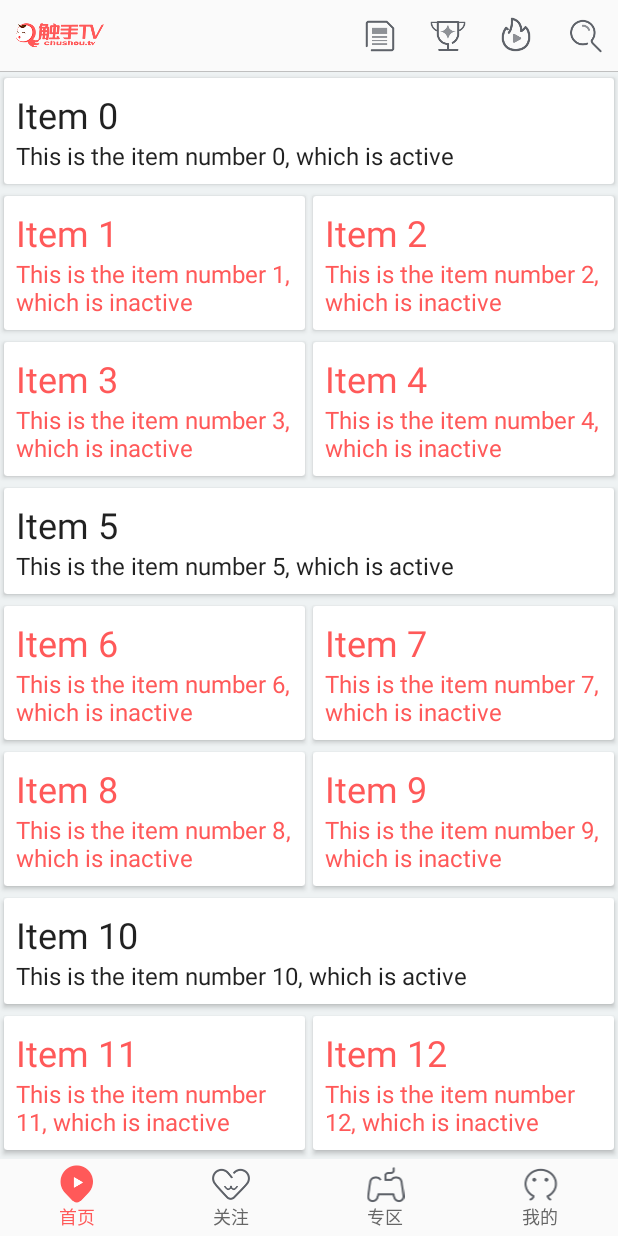
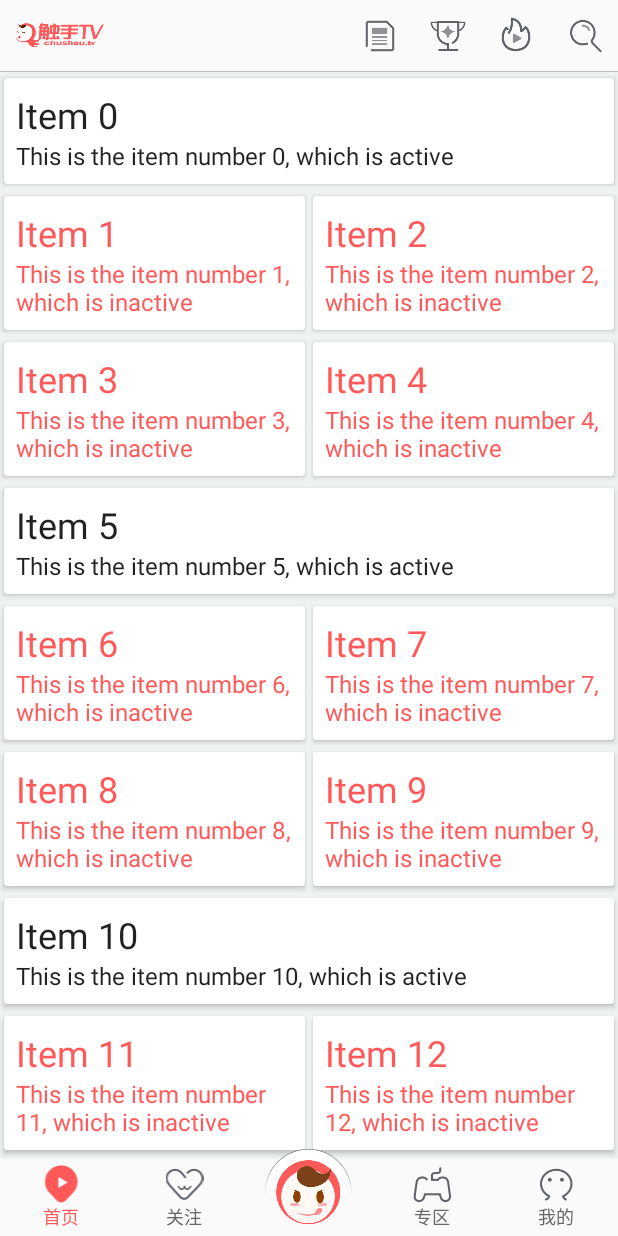
Before and after one commit to lybeat/MagicTab, an Android app: the screen it shows after launch (MainActivity), on a phone screen of 412 x 824 dp. Run offline under Robolectric (Android 15) with nearby library versions, the phone set to English and light mode, and no system bars.

```diff
--- a/sample/src/main/java/com/lybeat/chushoutv/ui/MainActivity.java
+++ b/sample/src/main/java/com/lybeat/chushoutv/ui/MainActivity.java
@@ -4,6 +4,9 @@ import android.os.Bundle;
 import android.support.v4.app.Fragment;
 import android.support.v4.view.ViewPager;
 import android.support.v7.app.AppCompatActivity;
+import android.view.View;
+import android.widget.ImageView;
+import android.widget.Toast;
 
 import com.lybeat.chushoutv.R;
 import com.lybeat.chushoutv.adapter.TabAdapter;
@@ -55,15 +58,15 @@ public class MainActivity extends AppCompatActivity {
         TabAdapter tabAdapter = new TabAdapter(getSupportFragmentManager(), fragments, titles, noneIcons, pressedIcons);
         viewPager.setAdapter(tabAdapter);
         magicTab.setViewPager(viewPager);
-//        magicTab.setMode(MagicTab.MODE_BLANK);
-//        magicTab.setBlankIndex(2);
+        magicTab.setMode(MagicTab.MODE_BLANK);
+        magicTab.setBlankIndex(2);
 
-//        ImageView blankImg = (ImageView) findViewById(R.id.tab_blank_img);
-//        blankImg.setOnClickListener(new View.OnClickListener() {
-//            @Override
-//            public void onClick(View view) {
-//                Toast.makeText(MainActivity.this, "Hi, I'am not magic tab", Toast.LENGTH_SHORT).show();
-//            }
-//        });
+        ImageView blankImg = (ImageView) findViewById(R.id.tab_blank_img);
+        blankImg.setOnClickListener(new View.OnClickListener() {
+            @Override
+            public void onClick(View view) {
+                Toast.makeText(MainActivity.this, "Hi, I'am not magic tab", Toast.LENGTH_SHORT).show();
+            }
+        });
     }
 }
--- a/sample/src/main/res/layout/activity_main.xml
+++ b/sample/src/main/res/layout/activity_main.xml
@@ -26,11 +26,11 @@
         android:layout_marginTop="48dp"
         android:layout_above="@id/pager_tab_strip"/>
 
-    <!--<ImageView-->
-        <!--android:id="@+id/tab_blank_img"-->
-        <!--android:layout_width="wrap_content"-->
-        <!--android:layout_height="wrap_content"-->
-        <!--android:layout_centerHorizontal="true"-->
-        <!--android:layout_alignParentBottom="true"-->
-        <!--android:src="@drawable/tab_blank_selector"/>-->
+    <ImageView
+        android:id="@+id/tab_blank_img"
+        android:layout_width="wrap_content"
+        android:layout_height="wrap_content"
+        android:layout_centerHorizontal="true"
+        android:layout_alignParentBottom="true"
+        android:src="@drawable/tab_blank_selector"/>
 </RelativeLayout>
```
Also changed, not shown: 1 other file.
